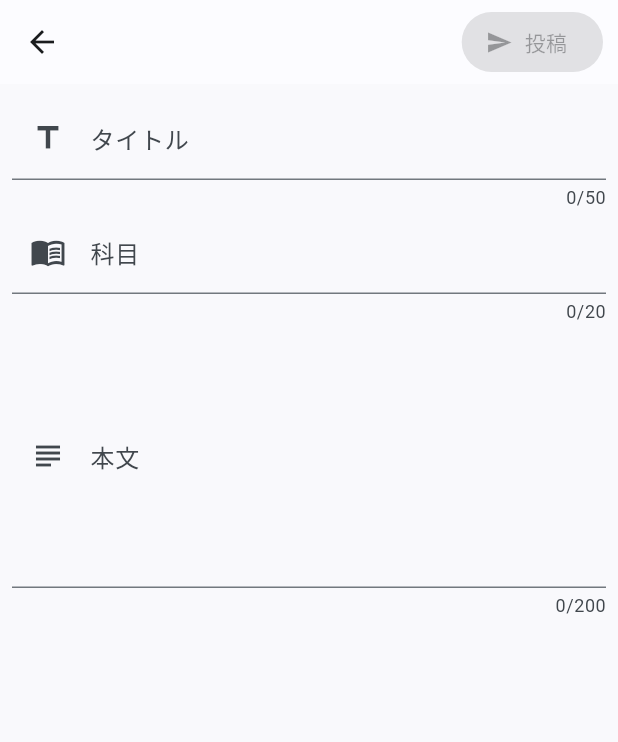
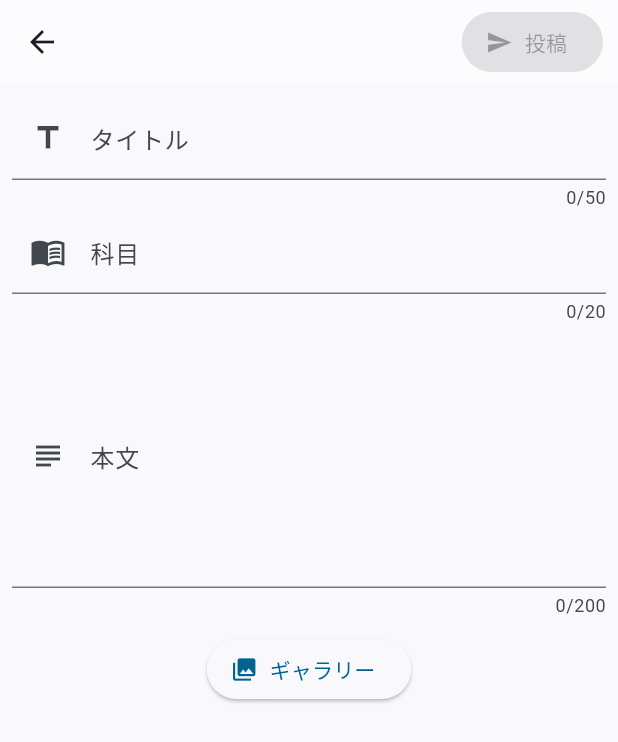
Before and after one commit to dao0203/share_study_app, a Flutter app: the QuestionPostScreen screen opened directly, on a phone screen of 412 x 824 dp. Shown: the top 742 px of the screen. Run offline on Flutter 3.47's test engine with Material 2 defaults, Android fonts, the phone set to English and light mode, and no system bars; our stand-ins replace flutter_dotenv, flutter_hooks, flutter_markdown, flutter_staggered_animations, flutter_svg, freezed_annotation and 8 more; missing offline and left inert: flutter_email_sender; accounts and stored records are empty; generated files the repository leaves out were written again.

Commit message:
add gallary button to pick image

```diff
--- a/lib/ui/view/question_post/question_post_screen.dart
+++ b/lib/ui/view/question_post/question_post_screen.dart
@@ -1,8 +1,12 @@
+import 'dart:io';
+
 import 'package:flutter/material.dart';
 import 'package:flutter_hooks/flutter_hooks.dart';
 import 'package:hooks_riverpod/hooks_riverpod.dart';
+import 'package:image_picker/image_picker.dart';
 import 'package:logger/logger.dart';
 import 'package:share_study_app/data/repository/di/repository_providers.dart';
+import 'package:share_study_app/util/image_picker_app.dart';
 
 class QuestionPostScreen extends HookConsumerWidget {
   const QuestionPostScreen({super.key});
@@ -12,9 +16,11 @@ class QuestionPostScreen extends HookConsumerWidget {
     Logger().d('QuestionPostScreen build');
     final questionRepository = ref.watch(questionRepositoryProvider);
     final titleController = useTextEditingController(text: '');
+    final imagePicker = ref.watch(imagePickerAppProvider);
     final subjectController = useTextEditingController(text: '');
     final contentController = useTextEditingController(text: '');
     final areFieldEmpty = useState(true);
+    final xFile = useState<XFile?>(null);
 
     bool checkIfFieldsAreEmpty() {
       return titleController.text.isEmpty ||
@@ -58,6 +64,7 @@ class QuestionPostScreen extends HookConsumerWidget {
                       titleController.text,
                       contentController.text,
                       subjectController.text,
+                      xFile.value?.path,
                     )
                         .then(
                       (value) {
@@ -129,6 +136,43 @@ class QuestionPostScreen extends HookConsumerWidget {
                   prefixIcon: Icon(Icons.subject),
                 ),
               ),
+              const SizedBox(height: 10),
+
+              //画像の選択
+              if (xFile.value == null)
+                ElevatedButton.icon(
+                  onPressed: () async {
+                    final pickedFiles =
+                        await imagePicker.pickImageFromGallery();
+                    if (pickedFiles != null) {
+                      xFile.value = pickedFiles;
+                    }
+                  },
+                  icon: const Icon(Icons.photo_library),
+                  label: const Text('ギャラリー'),
+                ),
+              const SizedBox(height: 10),
+              //画像のプレビュー
+              Stack(
+                children: [
+                  if (xFile.value != null)
+                    Image.file(
+                      File(xFile.value!.path),
+                      width: MediaQuery.of(context).size.width,
+                    ),
+                  if (xFile.value != null)
+                    Positioned(
+                      top: 0,
+                      right: 0,
+                      child: IconButton(
+                        onPressed: () {
+                          xFile.value = null;
+                        },
+                        icon: const Icon(Icons.delete),
+                      ),
+                    ),
+                ],
+              )
             ],
           ),
         ),
```
